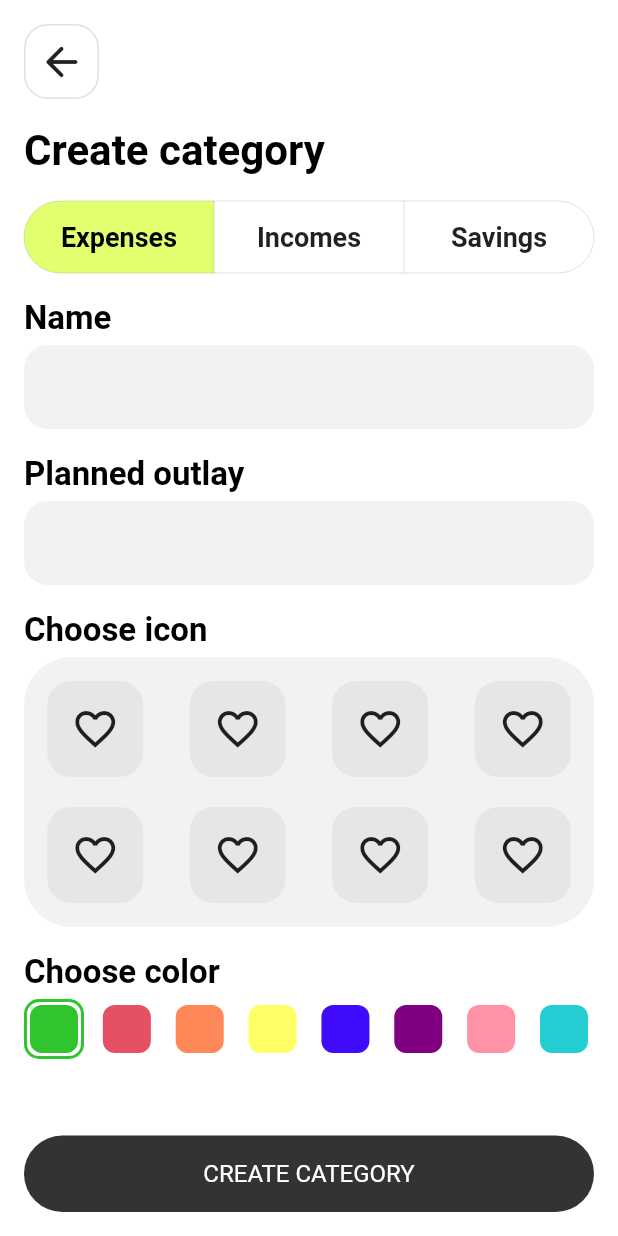
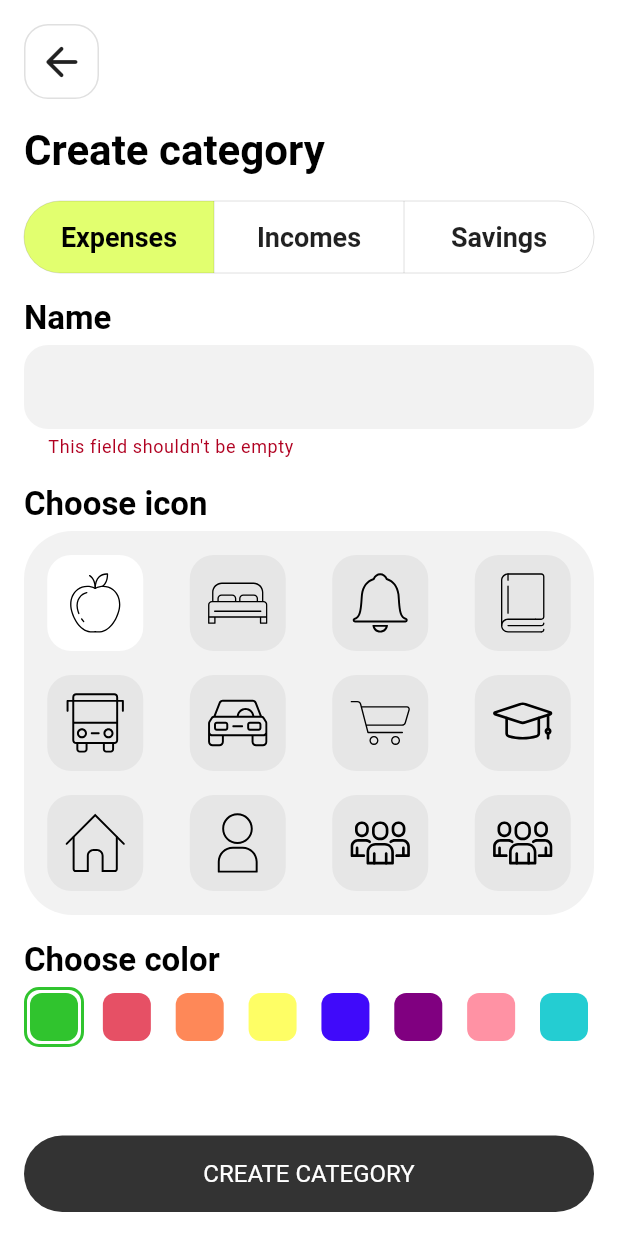
Before and after one commit to suhrobcoder/expense_tracker, a Flutter app: the CreateCategoryPage screen opened directly, after a tap on "CREATE CATEGORY", on a phone screen of 412 x 824 dp. Run offline on Flutter 3.47's test engine with Material 2 defaults, Android fonts, the phone set to English and light mode, and no system bars; our stand-ins replace drift, equatable, fl_chart, flutter_bloc, flutter_svg, get_it and 1 more; accounts and stored records are empty; generated files the repository leaves out were written again.

Commit message:
category finished

```diff
--- /dev/null
+++ b/lib/core/list_extensions.dart
@@ -0,0 +1,9 @@
+extension ListExtensions<T> on List<T> {
+  List<List<T>> chunked(int size) {
+    var chunks = <List<T>>[];
+    for (var i = 0; i < length; i += size) {
+      chunks.add(sublist(i, i + size > length ? length : i + size));
+    }
+    return chunks;
+  }
+}
--- a/lib/main.dart
+++ b/lib/main.dart
@@ -23,7 +23,7 @@ class MyApp extends StatelessWidget {
     return MaterialApp(
       title: 'Expense Tracker',
       theme: appTheme,
-      home: const MainPage(),
+      home: const CreateCategoryPage(),
     );
   }
 }
--- /dev/null
+++ b/lib/presentation/components/icons.dart
@@ -0,0 +1,14 @@
+const icons = [
+  "assets/icons/apple.svg",
+  "assets/icons/bed.svg",
+  "assets/icons/bell.svg",
+  "assets/icons/book.svg",
+  "assets/icons/bus.svg",
+  "assets/icons/car.svg",
+  "assets/icons/cart.svg",
+  "assets/icons/graduation-cap.svg",
+  "assets/icons/home2.svg",
+  "assets/icons/person.svg",
+  "assets/icons/team.svg",
+  "assets/icons/team.svg",
+];
--- /dev/null
+++ b/lib/presentation/pages/create_category/bloc/create_category_bloc.dart
@@ -0,0 +1,49 @@
+import 'package:expense_tracker/domain/repository/category_repository.dart';
+import 'package:flutter_bloc/flutter_bloc.dart';
+import 'package:equatable/equatable.dart';
+import 'package:expense_tracker/data/database/app_database.dart';
+import 'package:expense_tracker/domain/entity/category_type.dart';
+import 'package:expense_tracker/presentation/components/icons.dart';
+import 'package:expense_tracker/presentation/theme/colors.dart';
+import 'package:flutter/widgets.dart';
+import 'package:injectable/injectable.dart';
+
+part 'create_category_event.dart';
+part 'create_category_state.dart';
+
+@injectable
+class CreateCategoryBloc
+    extends Bloc<CreateCategoryEvent, CreateCategoryState> {
+  final CategoryRepository repository;
+  final Category? category;
+
+  CreateCategoryBloc(this.repository, @factoryParam this.category)
+      : super(CreateCategoryState.initial(category)) {
+    on<SelectType>((event, emit) {
+      emit(state.copyWith(selectedType: event.type));
+    });
+    on<SelectIcon>((event, emit) {
+      emit(state.copyWith(iconPath: event.icon));
+    });
+    on<SelectColor>((event, emit) {
+      emit(state.copyWith(color: event.color));
+    });
+    on<ExecuteCreate>((event, emit) async {
+      final validated = state.formKey.currentState?.validate() ?? false;
+      if (validated) {
+        final newCategory = Category(
+          id: category?.id ?? 0,
+          name: state.nameController.text,
+          icon: state.iconPath,
+          color: state.color.value,
+          type: state.selectedType,
+        );
+        if (category == null) {
+          repository.insert(newCategory);
+        } else {
+          repository.update(newCategory);
+        }
+      }
+    });
+  }
+}
--- /dev/null
+++ b/lib/presentation/pages/create_category/bloc/create_category_event.dart
@@ -0,0 +1,23 @@
+part of 'create_category_bloc.dart';
+
+abstract class CreateCategoryEvent {}
+
+class SelectType extends CreateCategoryEvent {
+  final CategoryType? type;
+
+  SelectType(this.type);
+}
+
+class SelectIcon extends CreateCategoryEvent {
+  final String icon;
+
+  SelectIcon(this.icon);
+}
+
+class SelectColor extends CreateCategoryEvent {
+  final Color color;
+
+  SelectColor(this.color);
+}
+
+class ExecuteCreate extends CreateCategoryEvent {}
--- /dev/null
+++ b/lib/presentation/pages/create_category/bloc/create_category_state.dart
@@ -0,0 +1,44 @@
+part of 'create_category_bloc.dart';
+
+class CreateCategoryState extends Equatable {
+  const CreateCategoryState({
+    required this.formKey,
+    required this.nameController,
+    required this.selectedType,
+    required this.iconPath,
+    required this.color,
+  });
+
+  final GlobalKey<FormState> formKey;
+  final TextEditingController nameController;
+  final CategoryType selectedType;
+  final String iconPath;
+  final Color color;
+
+  factory CreateCategoryState.initial(Category? category) {
+    return CreateCategoryState(
+      formKey: GlobalKey<FormState>(),
+      nameController: TextEditingController(text: category?.name),
+      selectedType: CategoryType.values.first,
+      iconPath: icons.first,
+      color: categoryColors.first,
+    );
+  }
+
+  CreateCategoryState copyWith({
+    CategoryType? selectedType,
+    String? iconPath,
+    Color? color,
+  }) {
+    return CreateCategoryState(
+      formKey: formKey,
+      nameController: nameController,
+      selectedType: selectedType ?? this.selectedType,
+      iconPath: iconPath ?? this.iconPath,
+      color: color ?? this.color,
+    );
+  }
+
+  @override
+  List<Object> get props => [selectedType, iconPath, color];
+}
--- a/lib/presentation/pages/create_category/create_category_page.dart
+++ b/lib/presentation/pages/create_category/create_category_page.dart
@@ -1,8 +1,16 @@
+import 'package:expense_tracker/core/list_extensions.dart';
+import 'package:expense_tracker/di/init_get_it.dart';
+import 'package:expense_tracker/domain/entity/category_type.dart';
 import 'package:expense_tracker/presentation/components/back_button.dart';
+import 'package:expense_tracker/presentation/components/icons.dart';
+import 'package:expense_tracker/presentation/components/validators.dart';
+import 'package:expense_tracker/presentation/pages/create_category/bloc/create_category_bloc.dart';
 import 'package:expense_tracker/presentation/pages/create_category/color_picker.dart';
 import 'package:expense_tracker/presentation/theme/colors.dart';
 import 'package:expense_tracker/presentation/theme/ui_constants.dart';
 import 'package:flutter/material.dart';
+import 'package:flutter_bloc/flutter_bloc.dart';
+import 'package:flutter_svg/flutter_svg.dart';
 
 class CreateCategoryPage extends StatelessWidget {
   const CreateCategoryPage({super.key});
@@ -12,7 +20,9 @@ class CreateCategoryPage extends StatelessWidget {
     final textTheme = Theme.of(context).textTheme;
     final size = MediaQuery.of(context).size;
     final availableWidth = size.width - 2 * defaultPadding;
-    return Scaffold(
+    return BlocProvider(
+      create: (context) => getIt<CreateCategoryBloc>(),
+      child: Scaffold(
         body: Stack(
           children: [
             Positioned.fill(
@@ -21,11 +31,15 @@ class CreateCategoryPage extends StatelessWidget {
                   child: Padding(
                     padding:
                         const EdgeInsets.symmetric(horizontal: defaultPadding),
+                    child: BlocBuilder<CreateCategoryBloc, CreateCategoryState>(
+                      builder: (context, state) {
+                        return Form(
+                          key: state.formKey,
                           child: Column(
                             crossAxisAlignment: CrossAxisAlignment.start,
                             children: [
                               const SizedBox(height: 16),
-                      CustomBackButton(onTap: () {}),
+                              const CustomBackButton(),
                               const SizedBox(height: 16),
                               Text(
                                 "Create category",
@@ -34,8 +48,13 @@ class CreateCategoryPage extends StatelessWidget {
                               ),
                               const SizedBox(height: 16),
                               ToggleButtons(
-                        isSelected: const [true, false, false],
-                        onPressed: (index) {},
+                                isSelected: CategoryType.values
+                                    .map((type) => type == state.selectedType)
+                                    .toList(),
+                                onPressed: (index) => context
+                                    .read<CreateCategoryBloc>()
+                                    .add(
+                                        SelectType(CategoryType.values[index])),
                                 children: [
                                   SizedBox(
                                     width: availableWidth / 3,
@@ -67,18 +86,9 @@ class CreateCategoryPage extends StatelessWidget {
                                     ?.copyWith(fontWeight: FontWeight.w600),
                               ),
                               const SizedBox(height: 4),
-                      const TextField(),
-                      const SizedBox(height: 16),
-                      Text(
-                        "Planned outlay",
-                        style: textTheme.titleLarge
-                            ?.copyWith(fontWeight: FontWeight.w600),
-                      ),
-                      const SizedBox(height: 4),
-                      const TextField(
-                        decoration: InputDecoration(
-                          suffix: Text("USD per month"),
-                        ),
+                              TextFormField(
+                                controller: state.nameController,
+                                validator: nonEmptyValidator,
                               ),
                               const SizedBox(height: 16),
                               Text(
@@ -89,45 +99,38 @@ class CreateCategoryPage extends StatelessWidget {
                               const SizedBox(height: 4),
                               Container(
                                 width: double.infinity,
-                        height: 180,
-                        padding: const EdgeInsets.symmetric(
-                            vertical: defaultPadding),
+                                padding: const EdgeInsets.only(
+                                    bottom: defaultPadding),
                                 decoration: BoxDecoration(
                                   borderRadius:
                                       BorderRadius.circular(2 * defaultPadding),
                                   color: Colors.black.withOpacity(0.05),
                                 ),
-                        child: PageView.builder(
-                          itemCount: 2,
-                          itemBuilder: (context, index) {
-                            return Column(
-                              mainAxisAlignment: MainAxisAlignment.spaceBetween,
-                              children: [1, 2]
+                                child: Column(
+                                  mainAxisAlignment:
+                                      MainAxisAlignment.spaceBetween,
+                                  children: icons
+                                      .chunked(4)
                                       .map(
-                                    (e) => Row(
+                                        (chunk) => Row(
                                           mainAxisAlignment:
                                               MainAxisAlignment.spaceAround,
-                                      children: List.generate(
-                                        4,
-                                        (index) => Container(
-                                          width: 64,
-                                          height: 64,
-                                          decoration: BoxDecoration(
-                                            borderRadius: BorderRadius.circular(
-                                                defaultPadding),
-                                            color:
-                                                Colors.black.withOpacity(0.05),
-                                          ),
-                                          child: const Icon(
-                                              Icons.favorite_outline,
-                                              size: 32),
-                                        ),
-                                      ),
+                                          children: chunk
+                                              .map(
+                                                (icon) => IconSelectionItem(
+                                                  icon: icon,
+                                                  selected:
+                                                      state.iconPath == icon,
+                                                  onTap: () => context
+                                                      .read<
+                                                          CreateCategoryBloc>()
+                                                      .add(SelectIcon(icon)),
                                                 ),
                                               )
                                               .toList(),
-                            );
-                          },
+                                        ),
+                                      )
+                                      .toList(),
                                 ),
                               ),
                               const SizedBox(height: 16),
@@ -137,25 +140,71 @@ class CreateCategoryPage extends StatelessWidget {
                                     ?.copyWith(fontWeight: FontWeight.w600),
                               ),
                               const SizedBox(height: 4),
-                      ColorPicker(pickedColor: green, onPickColor: (color) {}),
+                              ColorPicker(
+                                pickedColor: state.color,
+                                onPickColor: (color) => context
+                                    .read<CreateCategoryBloc>()
+                                    .add(SelectColor(color)),
+                              ),
                               const SizedBox(height: 96),
                             ],
+                          ),
+                        );
+                      },
                     ),
                   ),
                 ),
               ),
             ),
-          Positioned(
+            Builder(builder: (context) {
+              return Positioned(
                 left: defaultPadding,
                 right: defaultPadding,
                 bottom: defaultPadding,
                 child: FilledButton(
-              onPressed: () {},
+                  onPressed: () =>
+                      context.read<CreateCategoryBloc>().add(ExecuteCreate()),
                   child: const Text("CREATE CATEGORY"),
                 ),
+              );
+            }),
+          ],
         ),
-        ],
       ),
     );
   }
 }
+
+class IconSelectionItem extends StatelessWidget {
+  const IconSelectionItem({
+    super.key,
+    required this.icon,
+    required this.selected,
+    required this.onTap,
+  });
+
+  final String icon;
+  final bool selected;
+  final VoidCallback onTap;
+
+  @override
+  Widget build(BuildContext context) {
+    return GestureDetector(
+      onTap: onTap,
+      child: Container(
+        width: 64,
+        height: 64,
+        margin: const EdgeInsets.only(top: defaultPadding),
+        padding: const EdgeInsets.all(12.0),
+        decoration: BoxDecoration(
+          borderRadius: BorderRadius.circular(defaultPadding),
+          color: selected ? Colors.white : Colors.black.withOpacity(0.05),
+        ),
+        child: SvgPicture.asset(
+          icon,
+          colorFilter: const ColorFilter.mode(Colors.black, BlendMode.srcIn),
+        ),
+      ),
+    );
+  }
+}
```
Also changed, not shown: lib/di/init_get_it.config.dart. Lines whose indentation alone changed are shown as unchanged.
